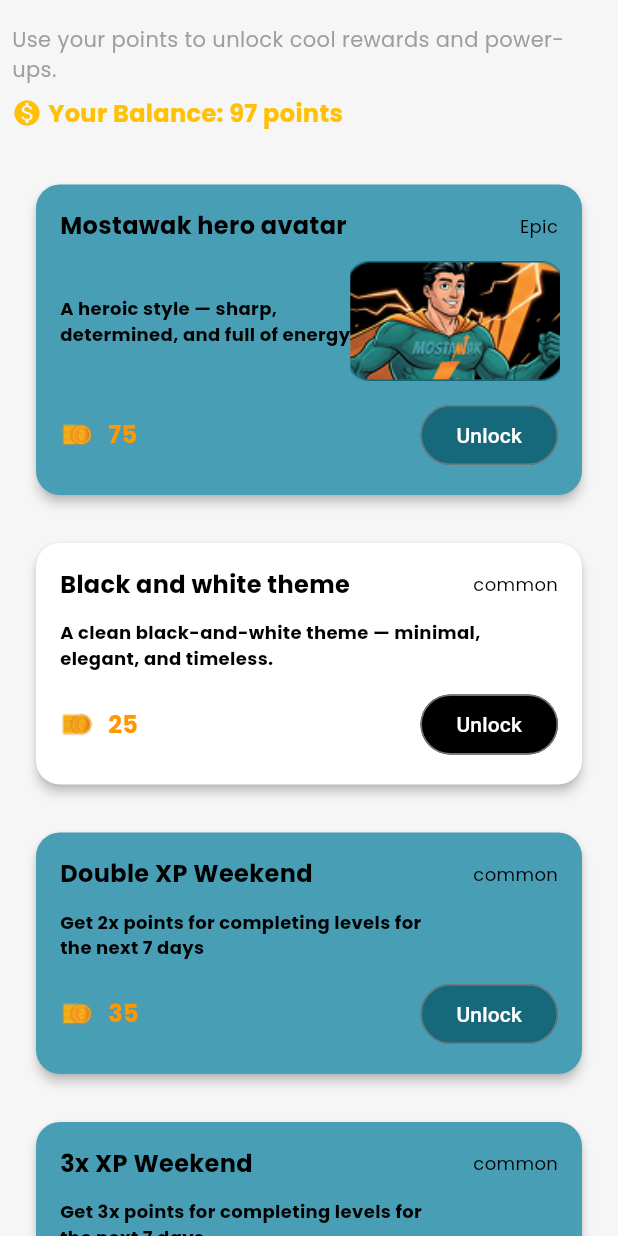
After one commit to nhahub/NHA-229, a Flutter app: the RewardScreen screen opened directly, on a phone screen of 412 x 824 dp. The commit adds this screen. Run offline on Flutter 3.47's test engine with Material 3 defaults, Android fonts, the phone set to English and light mode, and no system bars; our stand-ins replace flutter_bloc, flutter_screenutil, flutter_svg, google_fonts, pinput.

Commit message:
first setup for coins screen

```diff
--- a/lib/features/auth/login/screens/login_screen.dart
+++ b/lib/features/auth/login/screens/login_screen.dart
@@ -1,6 +1,7 @@
 import 'package:flutter/material.dart';
 import 'package:flutter_screenutil/flutter_screenutil.dart';
 import 'package:mostawak/core/constants/app_assets.dart';
+import 'package:mostawak/features/home/reward_screen.dart';
 
 import '../widgets/or_divider.dart';
 import '../widgets/google_button.dart';
@@ -108,7 +109,7 @@ class LoginScreen extends StatelessWidget {
                           Navigator.push(
                             context,
                             MaterialPageRoute(
-                              builder: (context) => ForgetPasswordEmailScreen(),
+                              builder: (context) => RewardScreen(),
                             ),
                           );
                         } else {}
--- /dev/null
+++ b/lib/features/home/reward_screen.dart
@@ -0,0 +1,105 @@
+import 'package:flutter/material.dart';
+import 'package:mostawak/features/home/widgets/info_card.dart';
+
+class RewardScreen extends StatelessWidget {
+  const RewardScreen({super.key});
+
+  @override
+  Widget build(BuildContext context) {
+    return Scaffold(
+      backgroundColor: const Color(0xfff6f6f6),
+      body: SafeArea(
+        child: SingleChildScrollView(
+          padding: const EdgeInsets.all(8),
+          child: Column(
+            crossAxisAlignment: CrossAxisAlignment.start,
+            children: [
+              const SizedBox(height: 8),
+              const Text(
+                "Use your points to unlock cool rewards and power-ups.",
+                style: TextStyle(color: Colors.grey, fontSize: 14),
+              ),
+              const SizedBox(height: 8),
+              Row(
+                children: const [
+                  Icon(Icons.monetization_on, color: Colors.amber, size: 20),
+                  SizedBox(width: 4),
+                  Text(
+                    "Your Balance: 97 points",
+                    style: TextStyle(
+                      fontWeight: FontWeight.bold,
+                      color: Colors.amber,
+                    ),
+                  ),
+                ],
+              ),
+              const SizedBox(height: 20),
+
+              // 🔹 First Card
+              InfoCard(
+                title1: "Mostawak hero avatar",
+                value1: "Epic",
+                title2:
+                "A heroic style — sharp, \ndetermined, and full of energy",
+                imagePath2: "assets/images/avatar.png",
+                title3: "75",
+                imagePath3: "assets/images/coin.png",
+                buttonText: "Unlock",
+                onButtonPressed: () => print("Hero avatar unlocked!"),
+                buttonColor: Color(0xff16697B),
+                buttonTextColor: Colors.white,
+                cardColor: const Color(0xff489EB5),
+              ),
+
+              // 🔹 Second Card
+              InfoCard(
+                title1: "Black and white theme",
+                value1: "common",
+                title2:
+                "A clean black-and-white theme — minimal, \nelegant, and timeless.",
+                imagePath2: null,
+                title3: "25",
+                imagePath3: "assets/images/coin.png",
+                buttonText: "Unlock",
+                onButtonPressed: () => print("Theme unlocked!"),
+                buttonColor: Colors.black,
+                buttonTextColor: Colors.white,
+                cardColor: Colors.white,
+              ),
+
+              // 🔹 Third Card
+              InfoCard(
+                title1: "Double XP Weekend",
+                value1: "common",
+                title2: "Get 2x points for completing levels for \nthe next 7 days",
+                imagePath2: null,
+                title3: "35",
+                imagePath3: "assets/images/coin.png",
+                buttonText: "Unlock",
+                onButtonPressed: () => print("Double XP unlocked!"),
+                buttonColor: Color(0xff16697B),
+                buttonTextColor: Colors.white,
+                cardColor: const Color(0xff489EB5),
+              ),
+
+              // 🔹 Fourth Card
+              InfoCard(
+                title1: "3x XP Weekend",
+                value1: "common",
+                title2: "Get 3x points for completing levels for \nthe next 7 days",
+                imagePath2: null,
+                title3: "45",
+                imagePath3: "assets/images/coin.png",
+                buttonText: "Unlock",
+                onButtonPressed: () => print("3x XP unlocked!"),
+                buttonColor: Color(0xff16697B),
+                buttonTextColor: Colors.white,
+                cardColor: const Color(0xff489EB5),
+              ),
+            ],
+          ),
+        ),
+      ),
+    );
+  }
+}
--- /dev/null
+++ b/lib/features/home/widgets/info_card.dart
@@ -0,0 +1,123 @@
+import 'package:flutter/material.dart';
+
+import 'package:flutter/material.dart';
+
+class InfoCard extends StatelessWidget {
+  final String title1;
+  final String value1;
+
+  final String title2;
+  final String? imagePath2;
+
+  final String title3;
+  final String imagePath3;
+  final String buttonText;
+
+  final VoidCallback onButtonPressed;
+
+  // Optional customizations
+  final TextStyle? titleStyle;
+  final TextStyle? valueStyle;
+  final Color? cardColor;
+  final Color? buttonColor;
+  final Color? buttonTextColor;
+  final double spacing;
+  final double borderRadius;
+
+  const InfoCard({
+    super.key,
+    required this.title1,
+    required this.value1,
+    required this.title2,
+    this.imagePath2,
+    required this.title3,
+    required this.imagePath3,
+    required this.buttonText,
+    required this.onButtonPressed,
+    this.titleStyle,
+    this.valueStyle,
+    this.cardColor,
+    this.buttonColor,
+    this.buttonTextColor,
+    this.spacing = 12.0,
+    this.borderRadius = 16.0,
+  });
+
+  @override
+  Widget build(BuildContext context) {
+    return Card(
+      color: cardColor ?? Colors.white,
+      elevation: 3,
+      shape: RoundedRectangleBorder(
+        borderRadius: BorderRadius.circular(borderRadius),
+      ),
+      margin: const EdgeInsets.all(16),
+      child: Padding(
+        padding: const EdgeInsets.all(16.0),
+        child: Column(
+          children: [
+            // Row 1: text + text
+            Row(
+              mainAxisAlignment: MainAxisAlignment.spaceBetween,
+              children: [
+                Text(title1, style: titleStyle ?? const TextStyle(fontWeight: FontWeight.bold)),
+                Text(value1, style: valueStyle ?? const TextStyle(fontSize: 12)),
+              ],
+            ),
+            SizedBox(height: spacing),
+
+            // Row 2: text + optional image
+            Row(
+              mainAxisAlignment: MainAxisAlignment.spaceBetween,
+              children: [
+                Text(title2, style: titleStyle ?? const TextStyle(fontWeight: FontWeight.bold, fontSize: 12)),
+                if (imagePath2 != null) // ✅ conditional rendering
+                  ClipRRect(
+                    borderRadius: BorderRadius.circular(8),
+                    child: Image.asset(
+                      imagePath2!,
+                      width: 140,
+                      height: 80,
+                      fit: BoxFit.cover,
+                    ),
+                  ),
+              ],
+            ),
+            SizedBox(height: spacing),
+
+            // Row 3: (image + text) + button
+            Row(
+              mainAxisAlignment: MainAxisAlignment.spaceBetween,
+              children: [
+                Row(
+                  children: [
+                    Image.asset(
+                      imagePath3,
+                      width: 24,
+                      height: 24,
+                    ),
+                    const SizedBox(width: 8),
+                    Text(title3, style: titleStyle ?? const TextStyle(fontWeight: FontWeight.bold , color: Colors.orange)),
+                  ],
+                ),
+                OutlinedButton(
+                  onPressed: onButtonPressed,
+                  style: OutlinedButton.styleFrom(
+                    backgroundColor: buttonColor ?? Colors.black,
+                    shape: RoundedRectangleBorder(
+                      borderRadius: BorderRadius.circular(24),
+                    ),
+                  ),
+                  child: Text(
+                    buttonText,
+                    style: TextStyle(color: buttonTextColor ?? Colors.white),
+                  ),
+                ),
+              ],
+            ),
+          ],
+        ),
+      ),
+    );
+  }
+}
--- a/pubspec.yaml
+++ b/pubspec.yaml
@@ -38,7 +38,7 @@ dependencies:
   cupertino_icons: ^1.0.8
   google_fonts: ^6.3.0
   pinput: ^5.0.2
-  intl: ^0.20.0
+  intl: ^0.19.0
   flutter_svg: ^2.2.0
   flutter_screenutil: ^5.9.3
   flutter_bloc: ^9.1.1
```
Also changed, not shown: assets/images/avatar.png (added), assets/images/coin.png (added), pubspec.lock, 3 other files.
